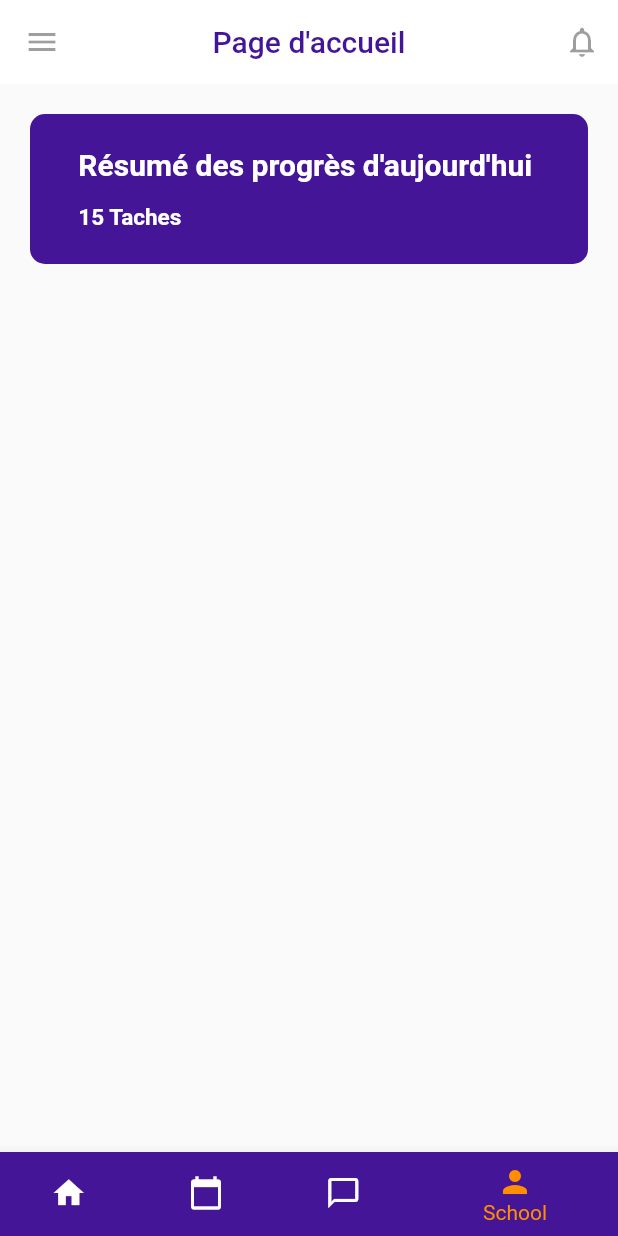
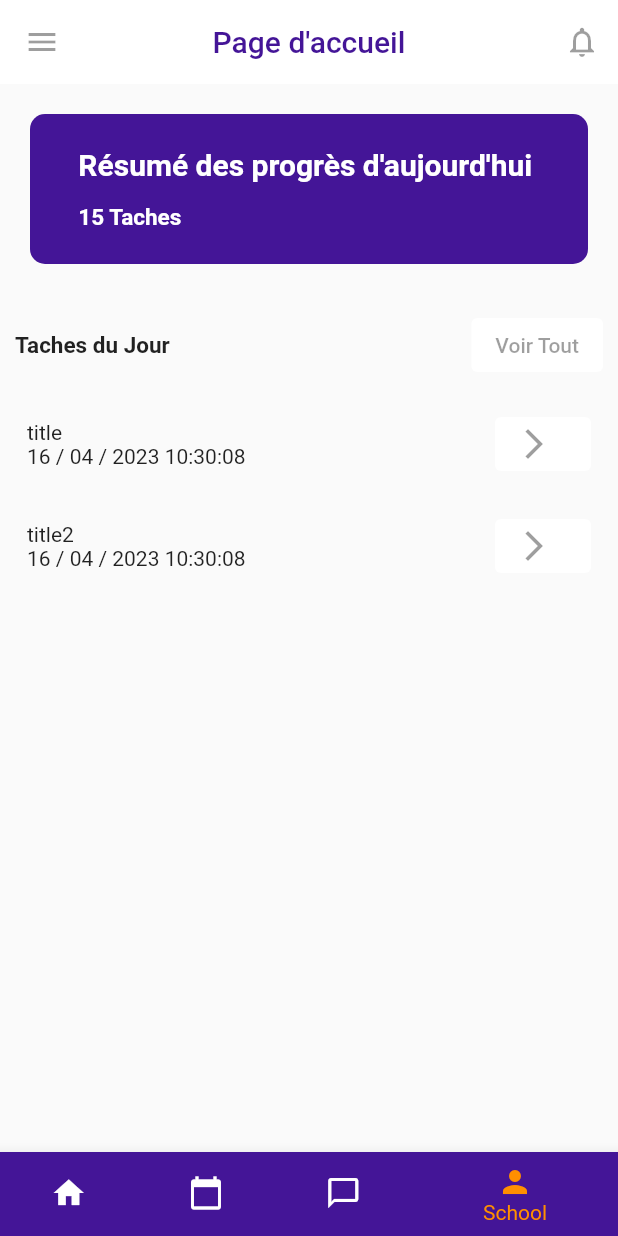
Before and after one commit to ousseynoukone/gestion_tache, a Flutter app: the screen it shows after launch, item 4 of the bottom bar chosen, on a phone screen of 412 x 824 dp. Run offline on Flutter 3.47's test engine with Material 2 defaults, Android fonts, the phone set to English and light mode, and no system bars; Roboto replaces fonts that are missing (Raleway).

Commit message:
default page: working on style of the tasks section

```diff
--- a/lib/interfaces/Default/accueil.dart
+++ b/lib/interfaces/Default/accueil.dart
@@ -1,4 +1,6 @@
 import 'package:flutter/material.dart';
+import 'package:gestion_tache/interfaces/Default/models/task.dart';
+import 'package:intl/intl.dart';
 
 class Accueil extends StatefulWidget {
   const Accueil({super.key});
@@ -69,7 +71,46 @@ class _AccueilState extends State<Accueil> {
         ),
         body: Column(
           children: [
-            Container(
+            ProgressIndicator(),
+            Tasks(),
+          ],
+        ),
+        bottomNavigationBar: BottomNavigationBar(
+          items: <BottomNavigationBarItem>[
+            BottomNavigationBarItem(
+              icon: Icon(Icons.home),
+              label: 'Home',
+              backgroundColor: Theme.of(context).primaryColor,
+            ),
+            BottomNavigationBarItem(
+              icon: Icon(Icons.calendar_today),
+              label: 'Calendar',
+              backgroundColor: Theme.of(context).primaryColor,
+            ),
+            BottomNavigationBarItem(
+              icon: Icon(Icons.chat_bubble_outline),
+              label: 'Business',
+              backgroundColor: Theme.of(context).primaryColor,
+            ),
+            BottomNavigationBarItem(
+              icon: Icon(Icons.person),
+              label: 'School',
+              backgroundColor: Theme.of(context).primaryColor,
+            ),
+          ],
+          currentIndex: _selectedIndex,
+          selectedItemColor: Colors.amber[800],
+          onTap: _onItemTapped,
+        ),
+      ),
+    );
+  }
+}
+
+class ProgressIndicator extends StatelessWidget {
+  @override
+  Widget build(BuildContext context) {
+    return Container(
       margin: EdgeInsets.all(20.0),
       child: ClipRRect(
         borderRadius: BorderRadius.circular(10),
@@ -106,36 +147,88 @@ class _AccueilState extends State<Accueil> {
           ),
         ),
       ),
+    );
+  }
+}
+
+class Tasks extends StatelessWidget {
+  final List<Task> tasks = <Task>[
+    Task(
+        id: 1,
+        title: "title",
+        description: "description",
+        date_echeance: new DateTime.now()),
+    Task(
+        id: 2,
+        title: "title2",
+        description: "description2",
+        date_echeance: new DateTime.now())
+  ];
+
+  @override
+  Widget build(BuildContext context) {
+    return Container(
+      margin: EdgeInsets.all(10.0),
+      child: Column(crossAxisAlignment: CrossAxisAlignment.start, children: [
+        const Row(
+          mainAxisAlignment: MainAxisAlignment.spaceBetween,
+          children: [
+            Text(
+              "Taches du Jour",
+              style: TextStyle(fontWeight: FontWeight.bold, fontSize: 15),
+            ),
+            ElevatedButton(
+              onPressed: null,
+              style: ButtonStyle(
+                backgroundColor: MaterialStatePropertyAll(Colors.white),
+              ),
+              child: Text(
+                "Voir Tout",
+              ),
             ),
           ],
         ),
-        bottomNavigationBar: BottomNavigationBar(
-          items: <BottomNavigationBarItem>[
-            BottomNavigationBarItem(
-              icon: Icon(Icons.home),
-              label: 'Home',
-              backgroundColor: Theme.of(context).primaryColor,
+        ListView.builder(
+            shrinkWrap: true,
+            padding: const EdgeInsets.all(8),
+            itemCount: tasks.length,
+            itemBuilder: (BuildContext context, int index) {
+              return TaskItem(task: tasks[index]);
+            }),
+      ]),
+    );
+  }
+}
+
+class TaskItem extends StatelessWidget {
+  final Task task;
+  TaskItem({required this.task});
+
+  String formatDate() {
+    var f = DateFormat("dd / MM / yyyy hh:mm:ss").format(task.date_echeance);
+    return f;
+  }
+
+  @override
+  Widget build(BuildContext context) {
+    return Container(
+      margin: EdgeInsets.fromLTRB(0, 10.0, 0, 10.0),
+      child: Row(
+        mainAxisAlignment: MainAxisAlignment.spaceBetween,
+        children: [
+          Column(
+            crossAxisAlignment: CrossAxisAlignment.start,
+            children: [Text("${task.title}"), Text("${formatDate()}")],
           ),
-            BottomNavigationBarItem(
-              icon: Icon(Icons.calendar_today),
-              label: 'Calendar',
-              backgroundColor: Theme.of(context).primaryColor,
+          ElevatedButton.icon(
+            onPressed: null,
+            icon: Icon(Icons.arrow_forward_ios),
+            label: Text(""),
+            style: ButtonStyle(
+              backgroundColor: MaterialStatePropertyAll(Colors.white),
             ),
-            BottomNavigationBarItem(
-              icon: Icon(Icons.chat_bubble_outline),
-              label: 'Business',
-              backgroundColor: Theme.of(context).primaryColor,
-            ),
-            BottomNavigationBarItem(
-              icon: Icon(Icons.person),
-              label: 'School',
-              backgroundColor: Theme.of(context).primaryColor,
           ),
         ],
-          currentIndex: _selectedIndex,
-          selectedItemColor: Colors.amber[800],
-          onTap: _onItemTapped,
-        ),
       ),
     );
   }
--- /dev/null
+++ b/lib/interfaces/Default/models/task.dart
@@ -0,0 +1,19 @@
+class Task {
+  final int id;
+  final String title;
+  final String description;
+  final DateTime date_echeance;
+
+  const Task(
+      {required this.id,
+      required this.title,
+      required this.description,
+      required this.date_echeance});
+
+  // factory Task.fromJson(Map<String, dynamic> json) {
+  //   return Task(
+  //     id: json['id'],
+  //     title: json['title'],
+  //   );
+  // }
+}
--- a/pubspec.yaml
+++ b/pubspec.yaml
@@ -30,6 +30,7 @@ environment:
 dependencies:
   flutter:
     sdk: flutter
+  intl: ^0.18.0
 
 
   # The following adds the Cupertino Icons font to your application.
```
Also changed, not shown: pubspec.lock. Lines whose indentation alone changed are shown as unchanged.
